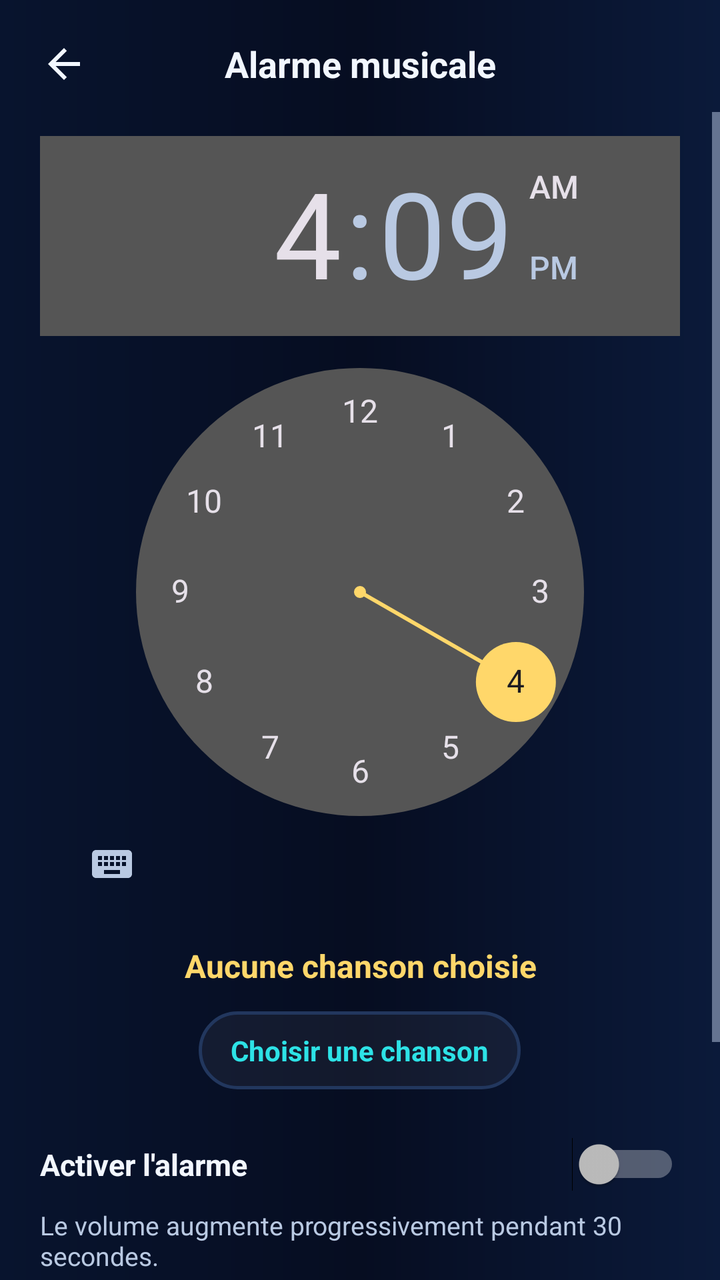
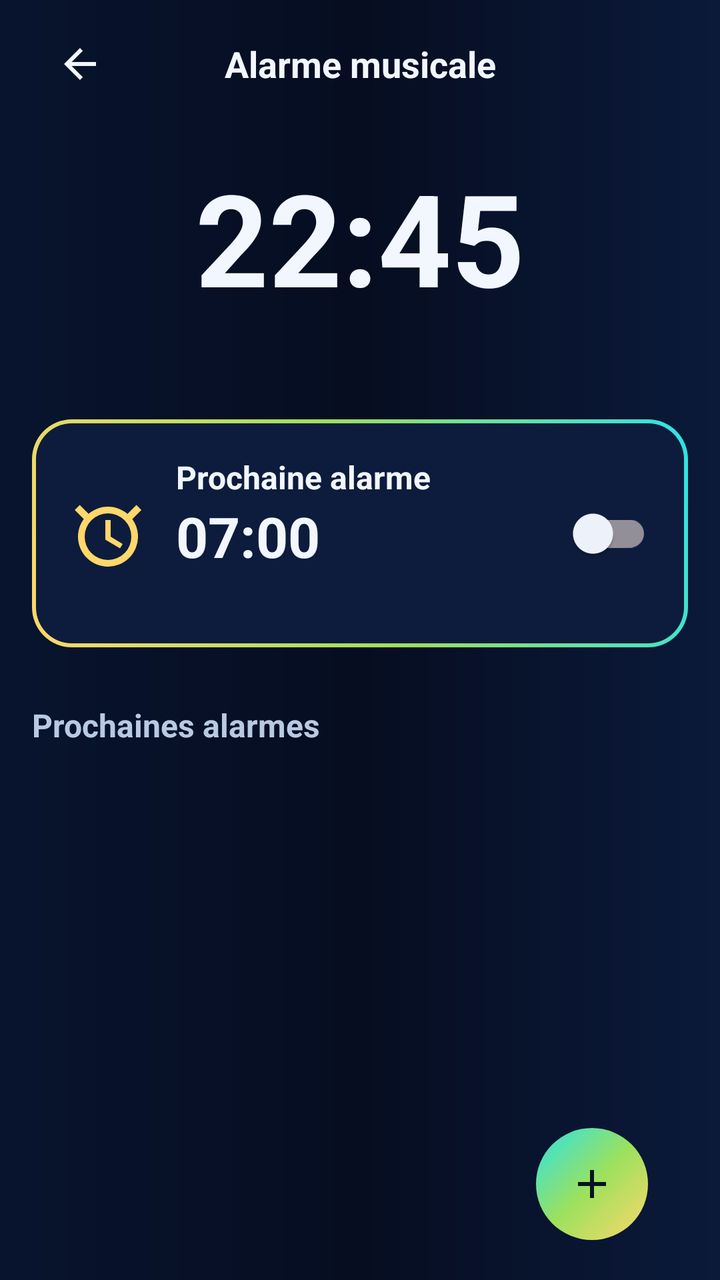

An Android layout rendered at two revisions. The XML below is the earlier revision; the diff shows what the commit changed to produce the second picture.
<!-- AndroidManifest.xml: application theme Theme.ZenoPlay -->
<!-- res/layout/activity_alarm.xml -->
<?xml version="1.0" encoding="utf-8"?>
<LinearLayout xmlns:android="http://schemas.android.com/apk/res/android"
    android:layout_width="match_parent"
    android:layout_height="match_parent"
    android:background="@drawable/bg_app"
    android:orientation="vertical">

    <LinearLayout
        android:layout_width="match_parent"
        android:layout_height="wrap_content"
        android:gravity="center_vertical"
        android:orientation="horizontal"
        android:paddingStart="8dp"
        android:paddingTop="8dp"
        android:paddingEnd="8dp">

        <ImageButton
            android:id="@+id/backButton"
            android:layout_width="48dp"
            android:layout_height="48dp"
            android:background="?attr/selectableItemBackgroundBorderless"
            android:contentDescription="@string/back"
            android:src="@drawable/ic_back"
            android:tint="@color/zeno_ink" />

        <TextView
            android:layout_width="0dp"
            android:layout_height="wrap_content"
            android:layout_weight="1"
            android:gravity="center"
            android:text="@string/alarm_title"
            android:textColor="@color/zeno_ink"
            android:textSize="18sp"
            android:textStyle="bold" />

        <View
            android:layout_width="48dp"
            android:layout_height="48dp" />

    </LinearLayout>

    <ScrollView
        android:layout_width="match_parent"
        android:layout_height="0dp"
        android:layout_weight="1">

        <LinearLayout
            android:layout_width="match_parent"
            android:layout_height="wrap_content"
            android:gravity="center_horizontal"
            android:orientation="vertical"
            android:paddingStart="20dp"
            android:paddingTop="12dp"
            android:paddingEnd="20dp"
            android:paddingBottom="24dp">

            <TimePicker
                android:id="@+id/timePicker"
                android:layout_width="wrap_content"
                android:layout_height="wrap_content" />

            <TextView
                android:id="@+id/songLabel"
                android:layout_width="match_parent"
                android:layout_height="wrap_content"
                android:layout_marginTop="16dp"
                android:gravity="center"
                android:text="@string/alarm_no_song"
                android:textColor="@color/zeno_gold"
                android:textSize="16sp"
                android:textStyle="bold" />

            <TextView
                android:id="@+id/pickSongButton"
                android:layout_width="wrap_content"
                android:layout_height="wrap_content"
                android:layout_marginTop="12dp"
                android:background="@drawable/bg_chip"
                android:paddingStart="16dp"
                android:paddingTop="10dp"
                android:paddingEnd="16dp"
                android:paddingBottom="10dp"
                android:text="@string/alarm_pick_song"
                android:textColor="@color/zeno_cyan"
                android:textSize="14sp"
                android:textStyle="bold" />

            <LinearLayout
                android:layout_width="match_parent"
                android:layout_height="wrap_content"
                android:layout_marginTop="24dp"
                android:gravity="center_vertical"
                android:orientation="horizontal">

                <TextView
                    android:layout_width="0dp"
                    android:layout_height="wrap_content"
                    android:layout_weight="1"
                    android:text="@string/alarm_enable"
                    android:textColor="@color/zeno_ink"
                    android:textSize="15sp"
                    android:textStyle="bold" />

                <Switch
                    android:id="@+id/enableSwitch"
                    android:layout_width="wrap_content"
                    android:layout_height="wrap_content" />

            </LinearLayout>

            <TextView
                android:layout_width="match_parent"
                android:layout_height="wrap_content"
                android:layout_marginTop="8dp"
                android:text="@string/alarm_note"
                android:textColor="@color/zeno_ink2"
                android:textSize="13sp" />

            <TextView
                android:id="@+id/saveButton"
                android:layout_width="match_parent"
                android:layout_height="wrap_content"
                android:layout_marginTop="28dp"
                android:background="@drawable/bg_play_btn"
                android:gravity="center"
                android:paddingTop="14dp"
                android:paddingBottom="14dp"
                android:text="@string/save"
                android:textColor="@color/zeno_on_gradient"
                android:textSize="16sp"
                android:textStyle="bold" />

            <TextView
                android:id="@+id/disableButton"
                android:layout_width="wrap_content"
                android:layout_height="wrap_content"
                android:layout_marginTop="16dp"
                android:padding="8dp"
                android:text="@string/alarm_disable"
                android:textColor="@color/zeno_ink2"
                android:textSize="14sp" />

        </LinearLayout>

    </ScrollView>

</LinearLayout>
<!-- resources referenced by this layout -->
<resources>
  <color name="zeno_cyan">#2DE2E6</color>
  <color name="zeno_gold">#FFD76A</color>
  <color name="zeno_ink">#F2F7FF</color>
  <color name="zeno_ink2">#B9C9E2</color>
  <color name="zeno_on_gradient">#061224</color>
  <!-- drawable bg_chip (drawable) -->
  <?xml version="1.0" encoding="utf-8"?>
  <shape xmlns:android="http://schemas.android.com/apk/res/android"
      android:shape="rectangle">
      <solid android:color="#0DFFFFFF" />
      <stroke
          android:width="1.5dp"
          android:color="#22375E" />
      <corners android:radius="999dp" />
  </shape>
  <string name="alarm_disable">Désactiver l\'alarme</string>
  <string name="alarm_enable">Activer l\'alarme</string>
  <string name="alarm_no_song">Aucune chanson choisie</string>
  <string name="alarm_note">Le volume augmente progressivement pendant 30 secondes.</string>
  <string name="alarm_pick_song">Choisir une chanson</string>
  <string name="alarm_title">Alarme musicale</string>
  <string name="back">Retour</string>
  <string name="save">Enregistrer</string>
  <color name="md_theme_primary">#2DE2E6</color>
  <color name="md_theme_onPrimary">#061224</color>
  <color name="md_theme_primaryContainer">#0B1A3A</color>
  <color name="md_theme_secondary">#FFD76A</color>
  <color name="md_theme_surface">#0E1E42</color>
  <color name="md_theme_onSurface">#F2F7FF</color>
  <style name="Widget.ZenoPlay.PopupMenu" parent="Widget.AppCompat.PopupMenu">
          <item name="android:popupBackground">@drawable/bg_popup_menu</item>
          <item name="android:textColor">@color/zeno_ink</item>
      </style>
  <style name="TextAppearance.ZenoPlay.PopupMenu" parent="TextAppearance.AppCompat.Widget.PopupMenu.Large">
          <item name="android:textColor">@color/zeno_ink</item>
          <item name="android:textSize">16sp</item>
      </style>
  <!-- drawable bg_dialog (drawable) -->
  <?xml version="1.0" encoding="utf-8"?>
  <shape xmlns:android="http://schemas.android.com/apk/res/android"
      android:shape="rectangle">
      <solid android:color="#12264F" />
      <stroke
          android:width="1dp"
          android:color="#3D5A80" />
      <corners android:radius="20dp" />
  </shape>
  <color name="zeno_dialog_bg">#12264F</color>
  <style name="Widget.ZenoPlay.DialogButton" parent="Widget.Material3.Button.TextButton.Dialog">
          <item name="android:textColor">@color/zeno_gold</item>
      </style>
  <!-- unchanged entries left out for length: 6 -->
</resources>

<!-- the commit's change to res/layout/activity_alarm.xml (unified diff, before → after) -->
@@ -3,16 +3,16 @@
     android:layout_width="match_parent"
     android:layout_height="match_parent"
     android:background="@drawable/bg_app"
-    android:orientation="vertical">
+    android:orientation="vertical"
+    android:paddingStart="16dp"
+    android:paddingEnd="16dp">
 
     <LinearLayout
         android:layout_width="match_parent"
         android:layout_height="wrap_content"
         android:gravity="center_vertical"
         android:orientation="horizontal"
-        android:paddingStart="8dp"
-        android:paddingTop="8dp"
-        android:paddingEnd="8dp">
+        android:paddingTop="8dp">
 
         <ImageButton
             android:id="@+id/backButton"
@@ -39,109 +39,165 @@
 
     </LinearLayout>
 
+    <include
+        android:id="@+id/alarmTab"
+        layout="@layout/layout_alarm_tab"
+        android:layout_width="match_parent"
+        android:layout_height="0dp"
+        android:layout_weight="1" />
+
+</LinearLayout>
+<!-- res/layout/layout_alarm_tab.xml (included above) -->
+<?xml version="1.0" encoding="utf-8"?>
+<FrameLayout xmlns:android="http://schemas.android.com/apk/res/android"
+    android:layout_width="match_parent"
+    android:layout_height="match_parent">
+
     <ScrollView
         android:layout_width="match_parent"
-        android:layout_height="0dp"
-        android:layout_weight="1">
+        android:layout_height="match_parent"
+        android:scrollbars="none">
 
         <LinearLayout
             android:layout_width="match_parent"
             android:layout_height="wrap_content"
-            android:gravity="center_horizontal"
             android:orientation="vertical"
-            android:paddingStart="20dp"
-            android:paddingTop="12dp"
-            android:paddingEnd="20dp"
-            android:paddingBottom="24dp">
-
-            <TimePicker
-                android:id="@+id/timePicker"
+            android:paddingBottom="96dp">
+
+            
+            <TextView
+                android:id="@+id/alarmClock"
+                android:layout_width="match_parent"
+                android:layout_height="wrap_content"
+                android:layout_marginTop="20dp"
+                android:gravity="center"
+                android:text="22:45"
+                android:textColor="@color/zeno_ink"
+                android:textSize="64sp"
+                android:textStyle="bold" />
+
+            <TextView
+                android:id="@+id/alarmDate"
+                android:layout_width="match_parent"
+                android:layout_height="wrap_content"
+                android:layout_marginTop="4dp"
+                android:gravity="center"
+                android:textColor="@color/zeno_ink2"
+                android:textSize="15sp" />
+
+            
+            <LinearLayout
+                android:id="@+id/alarmNextCard"
+                android:layout_width="match_parent"
+                android:layout_height="wrap_content"
+                android:layout_marginTop="24dp"
+                android:background="@drawable/bg_alarm_next"
+                android:gravity="center_vertical"
+                android:orientation="horizontal"
+                android:padding="18dp">
+
+                <ImageView
+                    android:layout_width="40dp"
+                    android:layout_height="40dp"
+                    android:src="@drawable/ic_alarm"
+                    android:tint="@color/zeno_gold" />
+
+                <LinearLayout
+                    android:layout_width="0dp"
+                    android:layout_height="wrap_content"
+                    android:layout_marginStart="14dp"
+                    android:layout_weight="1"
+                    android:orientation="vertical">
+
+                    <TextView
+                        android:layout_width="wrap_content"
+                        android:layout_height="wrap_content"
+                        android:text="@string/alarm_next"
+                        android:textColor="@color/zeno_ink"
+                        android:textSize="16sp"
+                        android:textStyle="bold" />
+
+                    <TextView
+                        android:id="@+id/alarmNextTime"
+                        android:layout_width="wrap_content"
+                        android:layout_height="wrap_content"
+                        android:text="07:00"
+                        android:textColor="@color/zeno_ink"
+                        android:textSize="28sp"
+                        android:textStyle="bold" />
+
+                    <TextView
+                        android:id="@+id/alarmNextInfo"
+                        android:layout_width="wrap_content"
+                        android:layout_height="wrap_content"
+                        android:textColor="@color/zeno_ink2"
+                        android:textSize="14sp" />
+
+                </LinearLayout>
+
+                <androidx.appcompat.widget.SwitchCompat
+                    android:id="@+id/alarmNextToggle"
+                    android:layout_width="wrap_content"
+                    android:layout_height="wrap_content" />
+
+            </LinearLayout>
+
+            
+            <TextView
+                android:id="@+id/alarmEmptyHint"
+                android:layout_width="match_parent"
+                android:layout_height="wrap_content"
+                android:layout_marginTop="20dp"
+                android:gravity="center"
+                android:text="@string/alarm_no_alarms"
+                android:textColor="@color/zeno_ink2"
+                android:textSize="14sp"
+                android:visibility="gone" />
+
+            
+            <TextView
+                android:id="@+id/alarmUpcomingTitle"
                 android:layout_width="wrap_content"
-                android:layout_height="wrap_content" />
-
-            <TextView
-                android:id="@+id/songLabel"
-                android:layout_width="match_parent"
-                android:layout_height="wrap_content"
-                android:layout_marginTop="16dp"
-                android:gravity="center"
-                android:text="@string/alarm_no_song"
-                android:textColor="@color/zeno_gold"
+                android:layout_height="wrap_content"
+                android:layout_marginTop="28dp"
+                android:text="@string/alarm_upcoming"
+                android:textColor="@color/zeno_ink2"
                 android:textSize="16sp"
                 android:textStyle="bold" />
 
-            <TextView
-                android:id="@+id/pickSongButton"
-                android:layout_width="wrap_content"
+            <androidx.recyclerview.widget.RecyclerView
+                android:id="@+id/alarmList"
+                android:layout_width="match_parent"
+                android:layout_height="wrap_content"
+                android:layout_marginTop="8dp"
+                android:nestedScrollingEnabled="false" />
+
+            <TextView
+                android:id="@+id/alarmNoOtherHint"
+                android:layout_width="match_parent"
                 android:layout_height="wrap_content"
                 android:layout_marginTop="12dp"
-                android:background="@drawable/bg_chip"
-                android:paddingStart="16dp"
-                android:paddingTop="10dp"
-                android:paddingEnd="16dp"
-                android:paddingBottom="10dp"
-                android:text="@string/alarm_pick_song"
-                android:textColor="@color/zeno_cyan"
-                android:textSize="14sp"
-                android:textStyle="bold" />
-
-            <LinearLayout
-                android:layout_width="match_parent"
-                android:layout_height="wrap_content"
-                android:layout_marginTop="24dp"
-                android:gravity="center_vertical"
-                android:orientation="horizontal">
-
-                <TextView
-                    android:layout_width="0dp"
-                    android:layout_height="wrap_content"
-                    android:layout_weight="1"
-                    android:text="@string/alarm_enable"
-                    android:textColor="@color/zeno_ink"
-                    android:textSize="15sp"
-                    android:textStyle="bold" />
-
-                <Switch
-                    android:id="@+id/enableSwitch"
-                    android:layout_width="wrap_content"
-                    android:layout_height="wrap_content" />
-
-            </LinearLayout>
-
-            <TextView
-                android:layout_width="match_parent"
-                android:layout_height="wrap_content"
-                android:layout_marginTop="8dp"
-                android:text="@string/alarm_note"
-                android:textColor="@color/zeno_ink2"
-                android:textSize="13sp" />
-
-            <TextView
-                android:id="@+id/saveButton"
-                android:layout_width="match_parent"
-                android:layout_height="wrap_content"
-                android:layout_marginTop="28dp"
-                android:background="@drawable/bg_play_btn"
-                android:gravity="center"
-                android:paddingTop="14dp"
-                android:paddingBottom="14dp"
-                android:text="@string/save"
-                android:textColor="@color/zeno_on_gradient"
-                android:textSize="16sp"
-                android:textStyle="bold" />
-
-            <TextView
-                android:id="@+id/disableButton"
-                android:layout_width="wrap_content"
-                android:layout_height="wrap_content"
-                android:layout_marginTop="16dp"
-                android:padding="8dp"
-                android:text="@string/alarm_disable"
-                android:textColor="@color/zeno_ink2"
-                android:textSize="14sp" />
+                android:gravity="center"
+                android:text="@string/alarm_no_other"
+                android:textColor="@color/zeno_ink3"
+                android:textSize="13sp"
+                android:visibility="gone" />
 
         </LinearLayout>
 
     </ScrollView>
 
-</LinearLayout>
+    
+    <ImageButton
+        android:id="@+id/alarmFab"
+        android:layout_width="56dp"
+        android:layout_height="56dp"
+        android:layout_gravity="bottom|end"
+        android:layout_marginEnd="20dp"
+        android:layout_marginBottom="20dp"
+        android:background="@drawable/bg_play_btn"
+        android:contentDescription="@string/alarm_new"
+        android:src="@drawable/ic_add"
+        android:tint="@color/zeno_on_gradient" />
+
+</FrameLayout>
<!-- resource entries referenced after the edit -->
@@ -4,25 +4,72 @@
   <color name="zeno_gold">#FFD76A</color>
   <color name="zeno_ink">#F2F7FF</color>
   <color name="zeno_ink2">#B9C9E2</color>
+  <color name="zeno_ink3">#7D92B5</color>
   <color name="zeno_on_gradient">#061224</color>
-  <!-- drawable bg_chip (drawable) -->
+  <!-- drawable bg_alarm_next (drawable) -->
   <?xml version="1.0" encoding="utf-8"?>
-  <shape xmlns:android="http://schemas.android.com/apk/res/android"
-      android:shape="rectangle">
-      <solid android:color="#0DFFFFFF" />
-      <stroke
-          android:width="1.5dp"
-          android:color="#22375E" />
-      <corners android:radius="999dp" />
-  </shape>
-  <string name="alarm_disable">Désactiver l\'alarme</string>
-  <string name="alarm_enable">Activer l\'alarme</string>
-  <string name="alarm_no_song">Aucune chanson choisie</string>
-  <string name="alarm_note">Le volume augmente progressivement pendant 30 secondes.</string>
-  <string name="alarm_pick_song">Choisir une chanson</string>
+  <layer-list xmlns:android="http://schemas.android.com/apk/res/android">
+      <item>
+          <shape android:shape="rectangle">
+              <gradient
+                  android:angle="45"
+                  android:startColor="#FFD76A"
+                  android:centerColor="#9BE15D"
+                  android:endColor="#2DE2E6"
+                  android:type="linear" />
+              <corners android:radius="20dp" />
+          </shape>
+      </item>
+      <item
+          android:bottom="2dp"
+          android:left="2dp"
+          android:right="2dp"
+          android:top="2dp">
+          <shape android:shape="rectangle">
+              <solid android:color="#0D1C3C" />
+              <corners android:radius="18dp" />
+          </shape>
+      </item>
+  </layer-list>
+  <!-- drawable ic_add (drawable) -->
+  <?xml version="1.0" encoding="utf-8"?>
+  <vector xmlns:android="http://schemas.android.com/apk/res/android"
+      android:width="24dp"
+      android:height="24dp"
+      android:viewportWidth="24"
+      android:viewportHeight="24">
+      <path
+          android:fillColor="#000000"
+          android:pathData="M19 13h-6v6h-2v-6H5v-2h6V5h2v6h6v2z" />
+  </vector>
+  <!-- drawable ic_alarm (drawable) -->
+  <?xml version="1.0" encoding="utf-8"?>
+  <vector xmlns:android="http://schemas.android.com/apk/res/android"
+      android:width="24dp"
+      android:height="24dp"
+      android:viewportWidth="24"
+      android:viewportHeight="24">
+      <path
+          android:fillColor="#000000"
+          android:fillType="evenOdd"
+          android:pathData="M12,4a9,9 0,1 0,0,18 9,9 0,1 0,0,-18zM12,6a7,7 0,1 1,0,14 7,7 0,0 1,0,-14z" />
+      <path
+          android:fillColor="#000000"
+          android:pathData="M11.2,8h1.6v5l3.6,2.2 -0.8,1.3 -4.4,-2.6z" />
+      <path
+          android:fillColor="#000000"
+          android:pathData="M3.5,3.5L7,7 5.5,8.5 2,5z" />
+      <path
+          android:fillColor="#000000"
+          android:pathData="M20.5,3.5L17,7 18.5,8.5 22,5z" />
+  </vector>
+  <string name="alarm_new">Nouvelle alarme</string>
+  <string name="alarm_next">Prochaine alarme</string>
+  <string name="alarm_no_alarms">Aucune alarme — touchez + pour en créer une.</string>
+  <string name="alarm_no_other">Aucune autre alarme.</string>
   <string name="alarm_title">Alarme musicale</string>
+  <string name="alarm_upcoming">Prochaines alarmes</string>
   <string name="back">Retour</string>
-  <string name="save">Enregistrer</string>
   <color name="md_theme_primary">#2DE2E6</color>
   <color name="md_theme_onPrimary">#061224</color>
   <color name="md_theme_primaryContainer">#0B1A3A</color>
